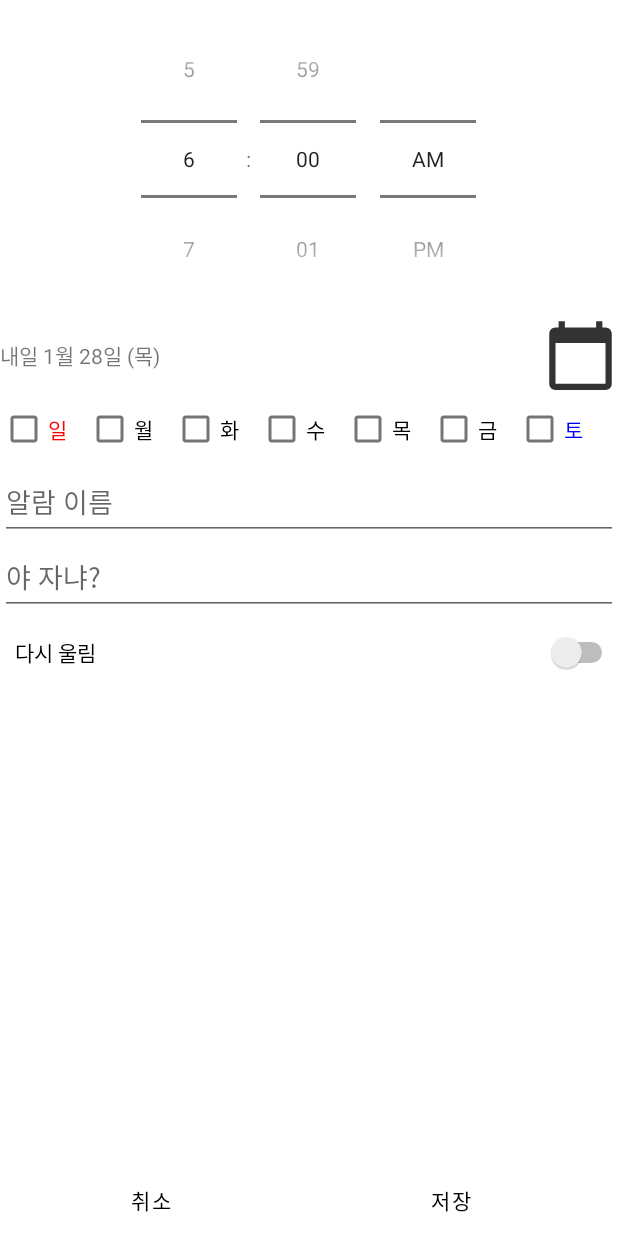
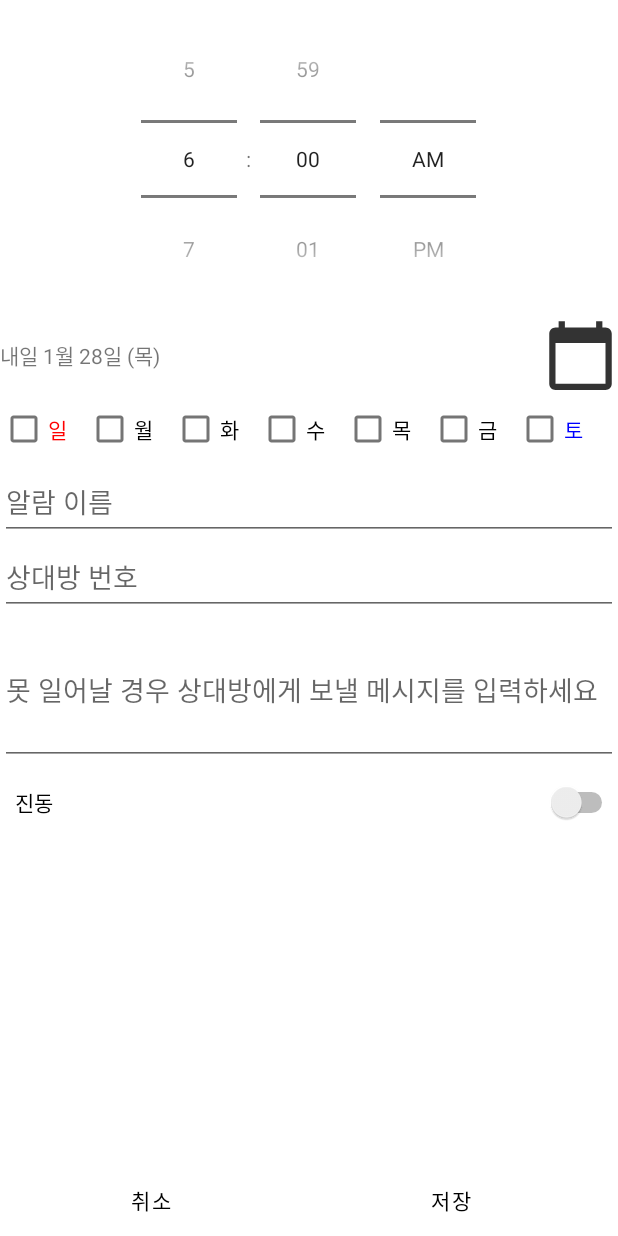
Before and after one commit to hyrumk/AreYouPalm, an Android app: the SetAlarm screen opened directly, with no data from a screen before it, on a phone screen of 412 x 824 dp. Run offline under Robolectric (Android 15) with nearby library versions, the phone set to English and light mode, and no system bars.

Commit message:
Change Layout

```diff
--- a/app/src/main/java/com/madcamp/areyoupalm/alarm/AlarmReceiver.java
+++ b/app/src/main/java/com/madcamp/areyoupalm/alarm/AlarmReceiver.java
@@ -26,7 +26,6 @@ public class AlarmReceiver extends BroadcastReceiver {
         int HOUR = intent.getIntExtra("HOUR_OF_DAY",0);
         int MINUTE = intent.getIntExtra("MINUTE", 0);
 
-        System.out.println("따르르르르릉");
         try {
             Intent activity = new Intent(context, AlarmActivity.class);
             activity.putExtra("id", requestCode);
--- a/app/src/main/res/layout/activity_set_alarm.xml
+++ b/app/src/main/res/layout/activity_set_alarm.xml
@@ -103,12 +103,23 @@
         </LinearLayout>
         <LinearLayout
             android:layout_width="match_parent"
-            android:layout_height="50dp">
+            android:layout_height="50dp"
+            android:orientation="vertical">
             <EditText
                 android:id="@+id/et_tag"
                 android:layout_width="match_parent"
                 android:layout_height="match_parent"
-                android:hint="야 자냐?">
+                android:hint="상대방 번호">
+            </EditText>
+        </LinearLayout>
+        <LinearLayout
+            android:layout_width="match_parent"
+            android:layout_height="wrap_content">
+            <EditText
+                android:id="@+id/sms_message"
+                android:layout_width="match_parent"
+                android:layout_height="100dp"
+                android:hint="못 일어날 경우 상대방에게 보낼 메시지를 입력하세요">
             </EditText>
         </LinearLayout>
         <LinearLayout
@@ -120,7 +131,7 @@
                 android:layout_width="match_parent"
                 android:layout_height="wrap_content"
                 android:layout_gravity="center_vertical"
-                android:text="다시 울림" />
+                android:text="진동" />
         </LinearLayout>
 
     </LinearLayout>
```
Also changed, not shown: app/src/main/java/com/madcamp/areyoupalm/AlarmActivity.java (+1 -8 lines), app/src/main/java/com/madcamp/areyoupalm/alarm/AlarmHandler.java (+0 -26 lines).
